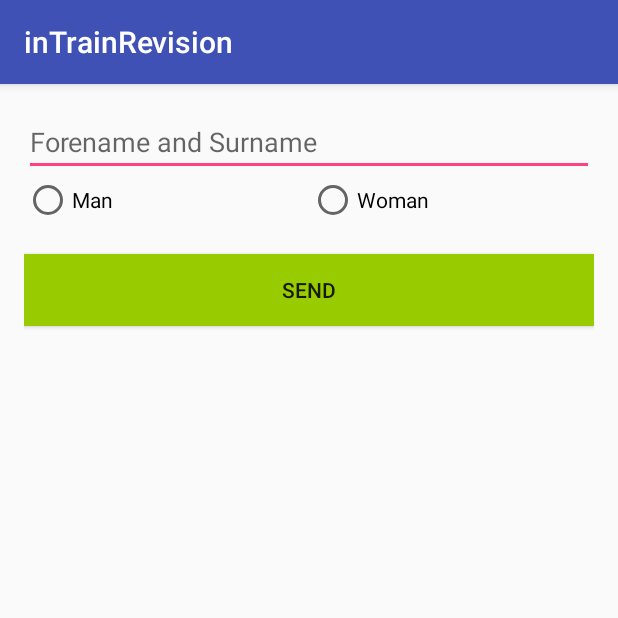
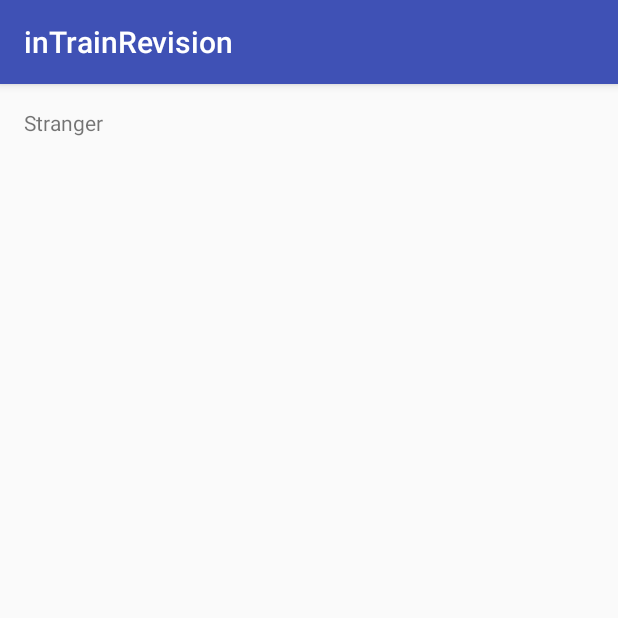
Before and after one commit to RafalJaworski/W1D1AndroidApp, an Android app: the screen it shows after launch (MainActivity before the commit, NamesActivity after it), after a tap on "SEND", on a phone screen of 412 x 824 dp, the top half of it. Run offline under Robolectric (Android 15) with nearby library versions, the phone set to English and light mode, and no system bars.

Commit message:
showing given Names in next view

```diff
--- a/app/src/main/AndroidManifest.xml
+++ b/app/src/main/AndroidManifest.xml
@@ -15,6 +15,8 @@
                 <category android:name="android.intent.category.LAUNCHER" />
             </intent-filter>
         </activity>
+        <activity android:name=".NamesActivity" >
+        </activity>
     </application>
 
 </manifest>
--- a/app/src/main/java/domenafirmy/intrainrevision/MainActivity.java
+++ b/app/src/main/java/domenafirmy/intrainrevision/MainActivity.java
@@ -1,5 +1,6 @@
 package domenafirmy.intrainrevision;
 
+import android.content.Intent;
 import android.support.v7.app.AppCompatActivity;
 import android.os.Bundle;
 import android.util.Log;
@@ -49,6 +50,13 @@ public class MainActivity extends AppCompatActivity implements View.OnClickListe
         String result = String.format("Hi! %s you are a %S",fullname,gender);
 
         Toast.makeText(this,result,Toast.LENGTH_LONG).show();
+
+
+        Intent intent = new Intent(this , NamesActivity.class);
+
+        intent.putExtra(NamesActivity.EXTRA_NAME,fullname);
+
+        startActivity(intent);
     }
 
 
--- /dev/null
+++ b/app/src/main/java/domenafirmy/intrainrevision/NamesActivity.java
@@ -0,0 +1,28 @@
+package domenafirmy.intrainrevision;
+
+import android.content.Context;
+import android.support.v7.app.AppCompatActivity;
+import android.os.Bundle;
+import android.view.View;
+import android.widget.TextView;
+
+public class NamesActivity extends AppCompatActivity {
+
+    public static final String EXTRA_NAME = "name";
+    private TextView fullname ;
+
+    @Override
+    protected void onCreate(Bundle savedInstanceState) {
+        super.onCreate(savedInstanceState);
+        setContentView(R.layout.activity_names);
+
+        this.fullname = (TextView) findViewById(R.id.fullnameDisplay);
+
+        if(getIntent().hasExtra(NamesActivity.EXTRA_NAME))
+        {
+            String paramValue = getIntent().getStringExtra(NamesActivity.EXTRA_NAME);
+
+            this.fullname.setText(paramValue);
+        }
+    }
+}
--- /dev/null
+++ b/app/src/main/res/layout/activity_names.xml
@@ -0,0 +1,16 @@
+<?xml version="1.0" encoding="utf-8"?>
+<RelativeLayout xmlns:android="http://schemas.android.com/apk/res/android"
+    android:layout_width="match_parent"
+    android:layout_height="match_parent"
+    android:paddingBottom="@dimen/activity_vertical_margin"
+    android:paddingLeft="@dimen/activity_horizontal_margin"
+    android:paddingRight="@dimen/activity_horizontal_margin"
+    android:paddingTop="@dimen/activity_vertical_margin"
+    >
+
+
+    <TextView
+        android:id="@+id/fullnameDisplay"
+        android:layout_width="match_parent"
+        android:layout_height="match_parent" />
+</RelativeLayout>
```
